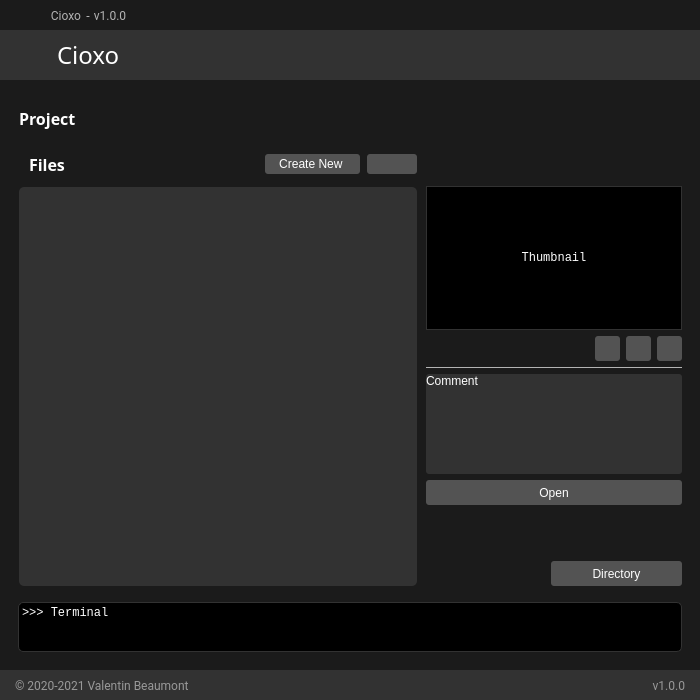
First picture: the form in all/ui/cioxo_houdini_openWorkspace.ui, repository healkeiser/cioxo_pipeline, before the edit.
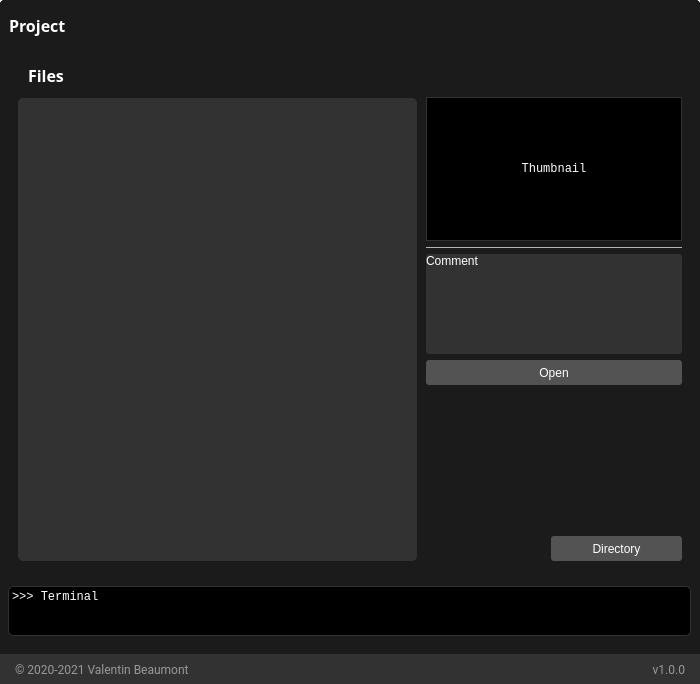
Second picture: the form after the edit. Icons and pictures are not drawn.

Commit message: Houdini features

What changed in the file:
```diff
--- a/all/ui/cioxo_houdini_openWorkspace.ui
+++ b/all/ui/cioxo_houdini_openWorkspace.ui
@@ -7,7 +7,7 @@
     <x>0</x>
     <y>0</y>
     <width>700</width>
-    <height>700</height>
+    <height>684</height>
    </rect>
   </property>
   <property name="windowTitle">
@@ -67,172 +67,6 @@
        <property name="bottomMargin">
         <number>0</number>
        </property>
-       <item>
-        <widget class="QFrame" name="frameTitleBar">
-         <property name="minimumSize">
-          <size>
-           <width>0</width>
-           <height>30</height>
-          </size>
-         </property>
-         <property name="maximumSize">
-          <size>
-           <width>16777215</width>
-           <height>30</height>
-          </size>
-         </property>
-         <property name="styleSheet">
-          <string notr="true">border-radius: 0px;</string>
-         </property>
-         <property name="frameShape">
-          <enum>QFrame::StyledPanel</enum>
-         </property>
-         <property name="frameShadow">
-          <enum>QFrame::Raised</enum>
-         </property>
-         <layout class="QHBoxLayout" name="horizontalLayout_13">
-          <property name="spacing">
-           <number>0</number>
-          </property>
-          <property name="leftMargin">
-           <number>0</number>
-          </property>
-          <property name="topMargin">
-           <number>0</number>
-          </property>
-          <property name="rightMargin">
-           <number>0</number>
-          </property>
-          <property name="bottomMargin">
-           <number>0</number>
-          </property>
-          <item>
-           <spacer name="horizontalSpacerTitleBarLeft">
-            <property name="orientation">
-             <enum>Qt::Horizontal</enum>
-            </property>
-            <property name="sizeType">
-             <enum>QSizePolicy::Fixed</enum>
-            </property>
-            <property name="sizeHint" stdset="0">
-             <size>
-              <width>14</width>
-              <height>20</height>
-             </size>
-            </property>
-           </spacer>
-          </item>
-          <item>
-           <widget class="QPushButton" name="pushButtonTitleBar">
-            <property name="text">
-             <string/>
-            </property>
-            <property name="icon">
-             <iconset resource="cioxoQtResources.qrc">
-              <normaloff>:/icons/graphics/icons/terminal.svg</normaloff>:/icons/graphics/icons/terminal.svg</iconset>
-            </property>
-            <property name="iconSize">
-             <size>
-              <width>16</width>
-              <height>16</height>
-             </size>
-            </property>
-           </widget>
-          </item>
-          <item>
-           <widget class="QLabel" name="labelTitleBar">
-            <property name="minimumSize">
-             <size>
-              <width>40</width>
-              <height>0</height>
-             </size>
-            </property>
-            <property name="maximumSize">
-             <size>
-              <width>40</width>
-              <height>16777215</height>
-             </size>
-            </property>
-            <property name="font">
-             <font>
-              <family>Roboto</family>
-             </font>
-            </property>
-            <property name="text">
-             <string>Cioxo</string>
-            </property>
-            <property name="alignment">
-             <set>Qt::AlignCenter</set>
-            </property>
-           </widget>
-          </item>
-          <item>
-           <widget class="QLabel" name="labelSpacer">
-            <property name="maximumSize">
-             <size>
-              <width>5</width>
-              <height>16777215</height>
-             </size>
-            </property>
-            <property name="font">
-             <font>
-              <family>Source Sans Pro</family>
-             </font>
-            </property>
-            <property name="text">
-             <string>-</string>
-            </property>
-            <property name="alignment">
-             <set>Qt::AlignCenter</set>
-            </property>
-           </widget>
-          </item>
-          <item>
-           <widget class="QLabel" name="labelVersionTitleBar">
-            <property name="minimumSize">
-             <size>
-              <width>40</width>
-              <height>0</height>
-             </size>
-            </property>
-            <property name="maximumSize">
-             <size>
-              <width>40</width>
-              <height>16777215</height>
-             </size>
-            </property>
-            <property name="font">
-             <font>
-              <family>Roboto</family>
-             </font>
-            </property>
-            <property name="text">
-             <string>v1.0.0</string>
-            </property>
-            <property name="alignment">
-             <set>Qt::AlignCenter</set>
-            </property>
-           </widget>
-          </item>
-          <item>
-           <spacer name="horizontalSpacerTitleBarRight">
-            <property name="orientation">
-             <enum>Qt::Horizontal</enum>
-            </property>
-            <property name="sizeType">
-             <enum>QSizePolicy::Expanding</enum>
-            </property>
-            <property name="sizeHint" stdset="0">
-             <size>
-              <width>500</width>
-              <height>4</height>
-             </size>
-            </property>
-           </spacer>
-          </item>
-         </layout>
-        </widget>
-       </item>
        <item>
         <widget class="QFrame" name="frameBanner">
          <property name="styleSheet">
@@ -260,136 +94,6 @@
           <property name="bottomMargin">
            <number>0</number>
           </property>
-          <item>
-           <widget class="QFrame" name="frameTitle">
-            <property name="minimumSize">
-             <size>
-              <width>0</width>
-              <height>50</height>
-             </size>
-            </property>
-            <property name="maximumSize">
-             <size>
-              <width>16777215</width>
-              <height>50</height>
-             </size>
-            </property>
-            <property name="styleSheet">
-             <string notr="true">border-top-left-radius: 0px;
-border-top-right-radius: 0px;
-border-bottom-right-radius: 0px;
-border-bottom-left-radius: 0px;</string>
-            </property>
-            <property name="frameShape">
-             <enum>QFrame::NoFrame</enum>
-            </property>
-            <property name="frameShadow">
-             <enum>QFrame::Raised</enum>
-            </property>
-            <layout class="QHBoxLayout" name="horizontalLayout">
-             <property name="spacing">
-              <number>0</number>
-             </property>
-             <property name="leftMargin">
-              <number>0</number>
-             </property>
-             <property name="topMargin">
-              <number>0</number>
-             </property>
-             <property name="rightMargin">
-              <number>0</number>
-             </property>
-             <property name="bottomMargin">
-              <number>0</number>
-             </property>
-             <item>
-              <widget class="QFrame" name="frameLabelTitle">
-               <property name="styleSheet">
-                <string notr="true">QFrame
-{
-	background-color:rgb(50, 50, 50);
-}
-</string>
-               </property>
-               <property name="frameShape">
-                <enum>QFrame::NoFrame</enum>
-               </property>
-               <property name="frameShadow">
-                <enum>QFrame::Raised</enum>
-               </property>
-               <layout class="QHBoxLayout" name="horizontalLayout_3">
-                <property name="rightMargin">
-                 <number>18</number>
-                </property>
-                <item>
-                 <widget class="QLabel" name="labelTitleLogo">
-                  <property name="minimumSize">
-                   <size>
-                    <width>32</width>
-                    <height>32</height>
-                   </size>
-                  </property>
-                  <property name="maximumSize">
-                   <size>
-                    <width>32</width>
-                    <height>32</height>
-                   </size>
-                  </property>
-                  <property name="text">
-                   <string/>
-                  </property>
-                  <property name="pixmap">
-                   <pixmap resource="cioxoQtResources.qrc">:/logos/graphics/logos/cioxoLogo_24.png</pixmap>
-                  </property>
-                  <property name="alignment">
-                   <set>Qt::AlignCenter</set>
-                  </property>
-                 </widget>
-                </item>
-                <item>
-                 <spacer name="spacerLogo">
-                  <property name="orientation">
-                   <enum>Qt::Horizontal</enum>
-                  </property>
-                  <property name="sizeType">
-                   <enum>QSizePolicy::Fixed</enum>
-                  </property>
-                  <property name="sizeHint" stdset="0">
-                   <size>
-                    <width>10</width>
-                    <height>10</height>
-                   </size>
-                  </property>
-                 </spacer>
-                </item>
-                <item>
-                 <widget class="QLabel" name="labelTitle">
-                  <property name="font">
-                   <font>
-                    <family>Source Sans Pro</family>
-                    <pointsize>18</pointsize>
-                    <weight>50</weight>
-                    <italic>false</italic>
-                    <bold>false</bold>
-                   </font>
-                  </property>
-                  <property name="styleSheet">
-                   <string notr="true">color: rgb(255, 255, 255);</string>
-                  </property>
-                  <property name="text">
-                   <string>Cioxo</string>
-                  </property>
-                  <property name="alignment">
-                   <set>Qt::AlignLeading|Qt::AlignLeft|Qt::AlignVCenter</set>
-                  </property>
-                 </widget>
-                </item>
-               </layout>
-              </widget>
-             </item>
-            </layout>
-           </widget>
-          </item>
          </layout>
         </widget>
        </item>
@@ -463,16 +167,16 @@
                  <number>0</number>
                 </property>
                 <property name="leftMargin">
-                 <number>1</number>
+                 <number>0</number>
                 </property>
                 <property name="topMargin">
                  <number>0</number>
                 </property>
                 <property name="rightMargin">
-                 <number>9</number>
+                 <number>0</number>
                 </property>
                 <property name="bottomMargin">
-                 <number>9</number>
+                 <number>0</number>
                 </property>
                 <item>
                  <widget class="QFrame" name="frameTabsSub">
@@ -489,29 +193,59 @@
                    <enum>QFrame::Raised</enum>
                   </property>
                   <layout class="QVBoxLayout" name="verticalLayout_5">
+                   <property name="spacing">
+                    <number>6</number>
+                   </property>
+                   <property name="leftMargin">
+                    <number>0</number>
+                   </property>
+                   <property name="topMargin">
+                    <number>0</number>
+                   </property>
+                   <property name="rightMargin">
+                    <number>0</number>
+                   </property>
+                   <property name="bottomMargin">
+                    <number>0</number>
+                   </property>
                    <item>
-                    <widget class="QFrame" name="frameLineFiles">
+                    <widget class="QFrame" name="frameTitle">
+                     <property name="minimumSize">
+                      <size>
+                       <width>0</width>
+                       <height>50</height>
+                      </size>
+                     </property>
                      <property name="styleSheet">
                       <string notr="true"/>
                      </property>
                      <property name="frameShape">
-                      <enum>QFrame::StyledPanel</enum>
+                      <enum>QFrame::NoFrame</enum>
                      </property>
                      <property name="frameShadow">
-                      <enum>QFrame::Raised</enum>
+                      <enum>QFrame::Plain</enum>
+                     </property>
+                     <property name="lineWidth">
+                      <number>0</number>
                      </property>
                      <layout class="QHBoxLayout" name="horizontalLayout_23">
+                      <property name="leftMargin">
+                       <number>9</number>
+                      </property>
                       <property name="topMargin">
-                       <number>18</number>
+                       <number>0</number>
+                      </property>
+                      <property name="rightMargin">
+                       <number>0</number>
                       </property>
                       <property name="bottomMargin">
-                       <number>9</number>
+                       <number>0</number>
                       </property>
                       <item>
                        <widget class="QLabel" name="labelWelcomeFiles">
                         <property name="maximumSize">
                          <size>
-                          <width>75</width>
+                          <width>500</width>
                           <height>16777215</height>
                          </size>
                         </property>
@@ -535,29 +269,17 @@
                        </widget>
                       </item>
                       <item>
-                       <widget class="QLabel" name="labelLineTitleFiles">
-                        <property name="maximumSize">
+                       <spacer name="horizontalSpacer">
+                        <property name="orientation">
+                         <enum>Qt::Horizontal</enum>
+                        </property>
+                        <property name="sizeHint" stdset="0">
                          <size>
-                          <width>16777215</width>
-                          <height>0</height>
+                          <width>40</width>
+                          <height>20</height>
                          </size>
                         </property>
-                        <property name="styleSheet">
-                         <string notr="true">border-color: rgb(180, 180, 180);
-border-style:solid;
-border-radius: 5px;
-border-width: 1px;</string>
-                        </property>
-                        <property name="frameShape">
-                         <enum>QFrame::NoFrame</enum>
-                        </property>
-                        <property name="text">
-                         <string/>
-                        </property>
-                        <property name="alignment">
-                         <set>Qt::AlignRight|Qt::AlignTrailing|Qt::AlignVCenter</set>
-                        </property>
-                       </widget>
+                       </spacer>
                       </item>
                      </layout>
                     </widget>
@@ -575,16 +297,16 @@
                        <number>6</number>
                       </property>
                       <property name="leftMargin">
-                       <number>0</number>
+                       <number>18</number>
                       </property>
                       <property name="topMargin">
                        <number>0</number>
                       </property>
                       <property name="rightMargin">
-                       <number>0</number>
+                       <number>18</number>
                       </property>
                       <property name="bottomMargin">
-                       <number>0</number>
+                       <number>9</number>
                       </property>
                       <item>
                        <widget class="QFrame" name="frameListFiles">
@@ -599,7 +321,7 @@
                           <number>9</number>
                          </property>
                          <property name="leftMargin">
-                          <number>9</number>
+                          <number>0</number>
                          </property>
                          <property name="topMargin">
                           <number>0</number>
@@ -693,49 +415,6 @@
                               </property>
                              </spacer>
                             </item>
-                            <item>
-                             <widget class="QPushButton" name="buttonCreateFiles">
-                              <property name="minimumSize">
-                               <size>
-                                <width>0</width>
-                                <height>20</height>
-                               </size>
-                              </property>
-                              <property name="maximumSize">
-                               <size>
-                                <width>95</width>
-                                <height>20</height>
-                               </size>
-                              </property>
-                              <property name="font">
-                               <font>
-                                <family>Segoe UI</family>
-                                <pointsize>9</pointsize>
-                                <weight>50</weight>
-                                <bold>false</bold>
-                               </font>
-                              </property>
-                              <property name="styleSheet">
-                               <string notr="true">QPushButton
-{
-	background-color: rgb(83, 83, 83);
-	color: rgb(255, 255, 255);
-	border-radius: 3px;
-}
-QPushButton:hover:!pressed
-{
-	background-color: rgb(100, 100, 100);
-}</string>
-                              </property>
-                              <property name="text">
-                               <string>Create New </string>
-                              </property>
-                              <property name="icon">
-                               <iconset resource="cioxoQtResources.qrc">
-                                <normaloff>:/icons/graphics/icons/plus.svg</normaloff>:/icons/graphics/icons/plus.svg</iconset>
-                              </property>
-                             </widget>
-                            </item>
                             <item>
                              <spacer name="horizontalSpacerTitleFiles">
                               <property name="orientation">
@@ -752,47 +431,6 @@
                               </property>
                              </spacer>
                             </item>
-                            <item>
-                             <widget class="QPushButton" name="buttonReloadFiles">
-                              <property name="minimumSize">
-                               <size>
-                                <width>50</width>
-                                <height>20</height>
-                               </size>
-                              </property>
-                              <property name="maximumSize">
-                               <size>
-                                <width>50</width>
-                                <height>20</height>
-                               </size>
-                              </property>
-                              <property name="font">
-                               <font>
-                                <family>Roboto</family>
-                                <pointsize>9</pointsize>
-                               </font>
-                              </property>
-                              <property name="styleSheet">
-                               <string notr="true">QPushButton
-{
-	background-color: rgb(83, 83, 83);
-	color: rgb(255, 255, 255);
-	border-radius: 3px;
-}
-QPushButton:hover:!pressed
-{
-	background-color: rgb(100, 100, 100);
-}</string>
-                              </property>
-                              <property name="text">
-                               <string/>
-                              </property>
-                              <property name="icon">
-                               <iconset resource="cioxoQtResources.qrc">
-                                <normaloff>:/icons/graphics/icons/refreshCw.svg</normaloff>:/icons/graphics/icons/refreshCw.svg</iconset>
-                              </property>
-                             </widget>
-                            </item>
                            </layout>
                           </widget>
                          </item>
@@ -985,154 +623,6 @@
                            </property>
                           </widget>
                          </item>
-                         <item>
-                          <widget class="QFrame" name="frameFunctionsThumbnailFiles">
-                           <property name="frameShape">
-                            <enum>QFrame::StyledPanel</enum>
-                           </property>
-                           <property name="frameShadow">
-                            <enum>QFrame::Raised</enum>
-                           </property>
-                           <layout class="QHBoxLayout" name="horizontalLayout_16">
-                            <property name="leftMargin">
-                             <number>0</number>
-                            </property>
-                            <property name="topMargin">
-                             <number>0</number>
-                            </property>
-                            <property name="rightMargin">
-                             <number>0</number>
-                            </property>
-                            <property name="bottomMargin">
-                             <number>0</number>
-                            </property>
-                            <item>
-                             <spacer name="horizontalSpacerThumbnailFiles">
-                              <property name="orientation">
-                               <enum>Qt::Horizontal</enum>
-                              </property>
-                              <property name="sizeHint" stdset="0">
-                               <size>
-                                <width>40</width>
-                                <height>20</height>
-                               </size>
-                              </property>
-                             </spacer>
-                            </item>
-                            <item>
-                             <widget class="QPushButton" name="buttonDeleteThumbnailFiles">
-                              <property name="minimumSize">
-                               <size>
-                                <width>25</width>
-                                <height>25</height>
-                               </size>
-                              </property>
-                              <property name="maximumSize">
-                               <size>
-                                <width>25</width>
-                                <height>25</height>
-                               </size>
-                              </property>
-                              <property name="styleSheet">
-                               <string notr="true">QPushButton
-{
-	background-color: rgb(83, 83, 83);
-	color: rgb(255, 255, 255);
-	border-radius: 3px;
-}
-QPushButton:hover:!pressed
-{
-	background-color: rgb(100, 100, 100);
-}</string>
-                              </property>
-                              <property name="text">
-                               <string/>
-                              </property>
-                              <property name="icon">
-                               <iconset resource="cioxoQtResources.qrc">
-                                <normaloff>:/icons/graphics/icons/trash02.svg</normaloff>:/icons/graphics/icons/trash02.svg</iconset>
-                              </property>
-                             </widget>
-                            </item>
-                            <item>
-                             <widget class="QPushButton" name="buttonRefreshThumbnailFiles">
-                              <property name="minimumSize">
-                               <size>
-                                <width>25</width>
-                                <height>25</height>
-                               </size>
-                              </property>
-                              <property name="maximumSize">
-                               <size>
-                                <width>25</width>
-                                <height>25</height>
-                               </size>
-                              </property>
-                              <property name="styleSheet">
-                               <string notr="true">QPushButton
-{
-	background-color: rgb(83, 83, 83);
-	color: rgb(255, 255, 255);
-	border-radius: 3px;
-}
-QPushButton:hover:!pressed
-{
-	background-color: rgb(100, 100, 100);
-}</string>
-                              </property>
-                              <property name="text">
-                               <string/>
-                              </property>
-                              <property name="icon">
-                               <iconset resource="cioxoQtResources.qrc">
-                                <normaloff>:/icons/graphics/icons/refreshCw.svg</normaloff>:/icons/graphics/icons/refreshCw.svg</iconset>
-                              </property>
-                             </widget>
-                            </item>
-                            <item>
-                             <widget class="QPushButton" name="buttonChargeThumbnailFiles">
-                              <property name="minimumSize">
-                               <size>
-                                <width>25</width>
-                                <height>25</height>
-                               </size>
-                              </property>
-                              <property name="maximumSize">
-                               <size>
-                                <width>25</width>
-                                <height>25</height>
-                               </size>
-                              </property>
-                              <property name="font">
-                               <font>
-                                <family>Segoe UI</family>
-                                <pointsize>9</pointsize>
-                               </font>
-                              </property>
-                              <property name="styleSheet">
-                               <string notr="true">QPushButton
-{
-	background-color: rgb(83, 83, 83);
-	color: rgb(255, 255, 255);
-	border-radius: 3px;
-}
-QPushButton:hover:!pressed
-{
-	background-color: rgb(100, 100, 100);
-}</string>
-                              </property>
-                              <property name="text">
-                               <string/>
-                              </property>
-                              <property name="icon">
-                               <iconset resource="cioxoQtResources.qrc">
-                                <normaloff>:/icons/graphics/icons/image.svg</normaloff>:/icons/graphics/icons/image.svg</iconset>
-                              </property>
-                             </widget>
-                            </item>
-                           </layout>
-                          </widget>
-                         </item>
                          <item>
                           <widget class="QLabel" name="labelLineFiles">
                            <property name="maximumSize">
@@ -1225,7 +715,7 @@
                             <string>Open</string>
                            </property>
                            <property name="icon">
-                            <iconset resource="cioxoQtResources.qrc">
+                            <iconset resource="cioxo_QtResources.qrc">
                              <normaloff>:/icons/graphics/icons/arrowUpRight.svg</normaloff>:/icons/graphics/icons/arrowUpRight.svg</iconset>
                            </property>
                           </widget>
@@ -1294,7 +784,7 @@
                               <string>Directory</string>
                              </property>
                              <property name="icon">
-                              <iconset resource="cioxoQtResources.qrc">
+                              <iconset resource="cioxo_QtResources.qrc">
                                <normaloff>:/icons/graphics/icons/folder.svg</normaloff>:/icons/graphics/icons/folder.svg</iconset>
                              </property>
                             </widget>
@@ -1332,10 +822,10 @@
                        <number>10</number>
                       </property>
                       <property name="rightMargin">
-                       <number>0</number>
+                       <number>9</number>
                       </property>
                       <property name="bottomMargin">
-                       <number>0</number>
+                       <number>18</number>
                       </property>
                       <item>
                        <widget class="QLabel" name="labelInformations">
```
Left out of the diff: 1 changed line with no effect on the pictures. The commit also changes 6 other files.
